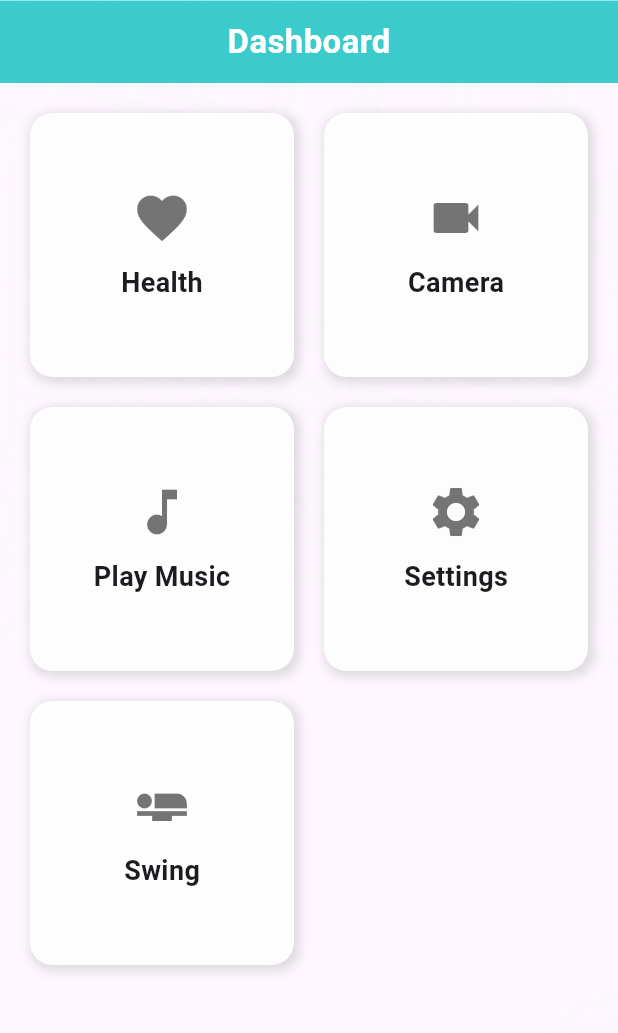
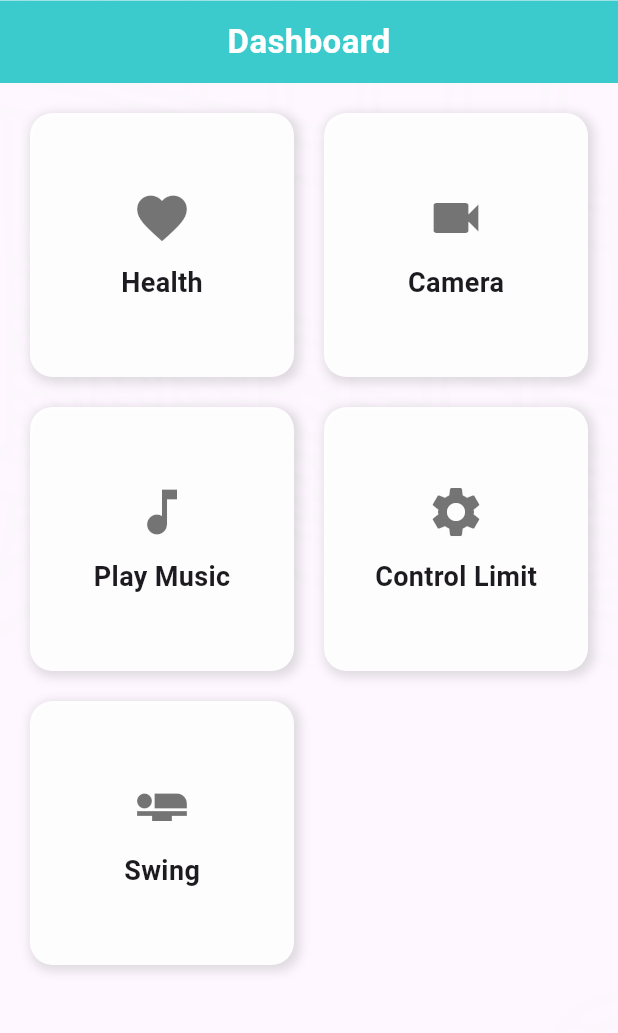
Before and after one commit to Crad-lers/Cradlers-App, a Flutter app: the DashboardScreen screen opened directly, on a phone screen of 412 x 824 dp, the part 181-1214 px from its top. Run offline on Flutter 3.47's test engine with Material 3 defaults, Android fonts, the phone set to English and light mode, and no system bars; our stand-ins replace camera, device_info_plus, flutter_bloc, google_fonts, package_info, shared_preferences and 1 more; accounts and stored records are empty.

Commit message:
chore/dashboard threshold setter name change

```diff
--- a/lib/DashboardScreen.dart
+++ b/lib/screens/DashboardScreen.dart
@@ -190,7 +190,7 @@ class DashboardScreen extends StatelessWidget {
       },
     },
     {
-      'label': "Settings",
+      'label': "Control Limit",
       'icon': Icons.settings,
       'onTap': (BuildContext context) => () {
         Navigator.push(context, MaterialPageRoute(builder: (context) => SettingsPage()));
--- a/lib/screens/device_list_screen.dart
+++ b/lib/screens/device_list_screen.dart
@@ -1,6 +1,6 @@
 import 'package:flutter/material.dart';
 
-import '../DashboardScreen.dart';
+import 'DashboardScreen.dart';
 
 class DeviceListScreen extends StatelessWidget {
   const DeviceListScreen({super.key});
```
